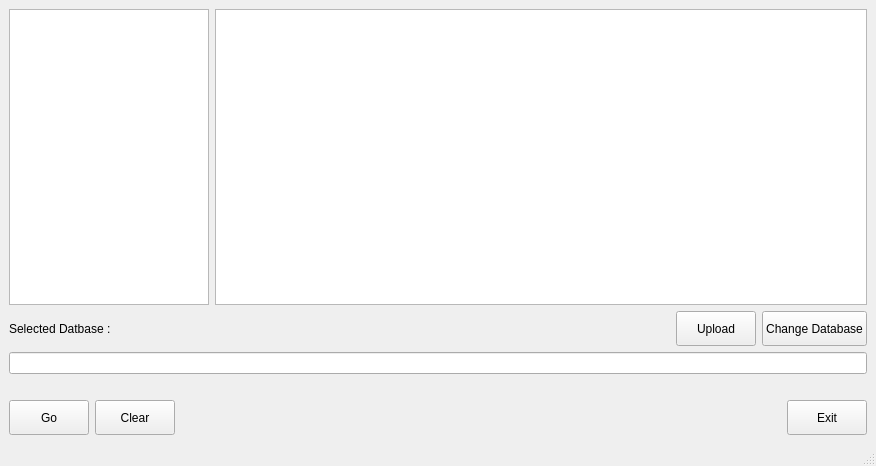
Qt form sqlquery.ui (aks-arise1600/MySqlGUI) before a commit.
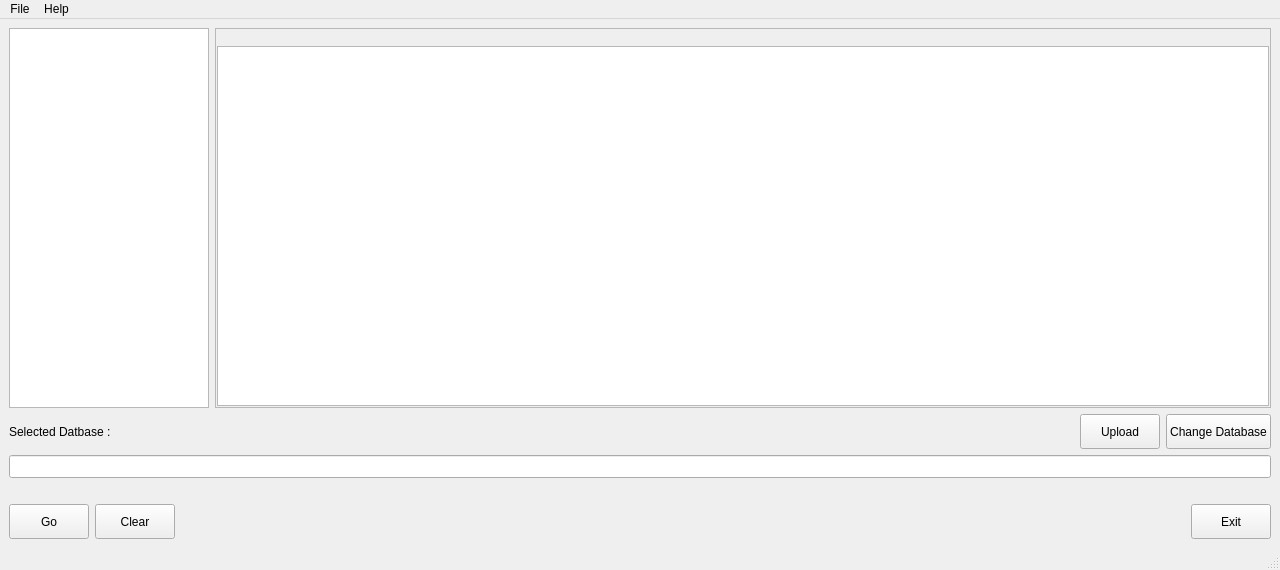
The same form after that commit. Icons and pictures are not drawn.

Commit message: modify insert values in table form

Patch:
```diff
--- a/sqlquery.ui
+++ b/sqlquery.ui
@@ -6,14 +6,14 @@
    <rect>
     <x>0</x>
     <y>0</y>
-    <width>876</width>
-    <height>466</height>
+    <width>1280</width>
+    <height>570</height>
    </rect>
   </property>
   <property name="minimumSize">
    <size>
-    <width>850</width>
-    <height>350</height>
+    <width>0</width>
+    <height>0</height>
    </size>
   </property>
   <property name="windowTitle">
@@ -30,7 +30,7 @@
        <widget class="QTreeView" name="treeView">
         <property name="minimumSize">
          <size>
-          <width>80</width>
+          <width>100</width>
           <height>0</height>
          </size>
         </property>
@@ -40,13 +40,221 @@
           <height>16777215</height>
          </size>
         </property>
+        <property name="styleSheet">
+         <string notr="true">
+QScrollBar:vertical {
+
+  border-color: rgb(227, 227, 227);
+  border-width: 1px;
+  border-style: solid;
+
+  background-color: rgb(240, 240, 240);
+  width: 30px;
+  margin: 26px 0 26px 0;
+}
+
+QScrollBar::handle:vertical {
+
+  	background-color: rgb(200, 200, 200);
+  	min-height: 100px;
+	max-height: 200px;
+	margin-top: -2px;
+	margin-bottom: -2px;
+	border-radius: 4px;
+}
+
+ QScrollBar::add-line:vertical {
+    border: 1px solid grey;
+  	background-color: rgb(241, 241, 241);
+    height: 20px;
+    subcontrol-position: bottom;
+    subcontrol-origin: margin;
+}
+
+QScrollBar::sub-line:vertical {
+    border: 1px solid grey;
+    background-color: rgb(241, 241, 241);
+    height: 20px;
+    subcontrol-position: top;
+    subcontrol-origin: margin;
+}
+
+QScrollBar::up-arrow:vertical
+{
+  	image: url(:/images/scroll_up.png);
+	height : 20px;
+	width: 20px;
+}
+
+QScrollBar::down-arrow:vertical
+{
+  	image: url(:/images/scroll_down.png);
+	height : 20px;
+	width: 20px;
+}
+</string>
+        </property>
+        <property name="editTriggers">
+         <set>QAbstractItemView::NoEditTriggers</set>
+        </property>
+        <property name="alternatingRowColors">
+         <bool>true</bool>
+        </property>
        </widget>
       </item>
       <item>
-       <widget class="QTableView" name="tableView_QueryData">
-        <property name="styleSheet">
-         <string notr="true"/>
+       <widget class="QFrame" name="frame">
+        <property name="frameShape">
+         <enum>QFrame::StyledPanel</enum>
         </property>
+        <property name="frameShadow">
+         <enum>QFrame::Raised</enum>
+        </property>
+        <layout class="QVBoxLayout" name="verticalLayout">
+         <property name="spacing">
+          <number>2</number>
+         </property>
+         <property name="leftMargin">
+          <number>1</number>
+         </property>
+         <property name="topMargin">
+          <number>1</number>
+         </property>
+         <property name="rightMargin">
+          <number>1</number>
+         </property>
+         <property name="bottomMargin">
+          <number>1</number>
+         </property>
+         <item>
+          <widget class="QLabel" name="label_Table">
+           <property name="font">
+            <font>
+             <weight>75</weight>
+             <bold>true</bold>
+            </font>
+           </property>
+           <property name="text">
+            <string/>
+           </property>
+           <property name="alignment">
+            <set>Qt::AlignCenter</set>
+           </property>
+          </widget>
+         </item>
+         <item>
+          <widget class="QTableView" name="tableView_QueryData">
+           <property name="styleSheet">
+            <string notr="true">
+QScrollBar:vertical {
+
+  border-color: rgb(227, 227, 227);
+  border-width: 1px;
+  border-style: solid;
+
+  background-color: rgb(240, 240, 240);
+  width: 40px;
+  margin: 26px 0 26px 0;
+}
+
+QScrollBar::handle:vertical {
+
+  	background-color: rgb(200, 200, 200);
+  	min-height: 100px;
+	max-height: 200px;
+	margin-top: -2px;
+	margin-bottom: -2px;
+	border-radius: 4px;
+}
+
+ QScrollBar::add-line:vertical {
+    border: 1px solid grey;
+  	background-color: rgb(241, 241, 241);
+    height: 20px;
+    subcontrol-position: bottom;
+    subcontrol-origin: margin;
+}
+
+QScrollBar::sub-line:vertical {
+    border: 1px solid grey;
+    background-color: rgb(241, 241, 241);
+    height: 20px;
+    subcontrol-position: top;
+    subcontrol-origin: margin;
+}
+
+QScrollBar::up-arrow:vertical
+{
+  	image: url(:/images/scroll_up.png);
+	height : 20px;
+	width: 20px;
+}
+
+QScrollBar::down-arrow:vertical
+{
+  	image: url(:/images/scroll_down.png);
+	height : 20px;
+	width: 20px;
+}
+
+# ### **** 
+
+QScrollBar:horizontal {
+
+  border-color: rgb(227, 227, 227);
+  border-width: 1px;
+  border-style: solid;
+
+  background-color: rgb(240, 240, 240);
+  width: 40px;
+  margin: 26px 0 26px 0;
+}
+
+QScrollBar::handle:horizontal {
+
+  	background-color: rgb(200, 200, 200);
+  	min-height: 100px;
+	max-height: 200px;
+	margin-top: -2px;
+	margin-bottom: -2px;
+	border-radius: 4px;
+}
+
+ QScrollBar::add-line:horizontal {
+    border: 1px solid grey;
+  	background-color: rgb(241, 241, 241);
+    height: 20px;
+    subcontrol-position: bottom;
+    subcontrol-origin: margin;
+}
+
+QScrollBar::sub-line:horizontal {
+    border: 1px solid grey;
+    background-color: rgb(241, 241, 241);
+    height: 20px;
+    subcontrol-position: top;
+    subcontrol-origin: margin;
+}
+
+
+
+</string>
+           </property>
+           <property name="editTriggers">
+            <set>QAbstractItemView::NoEditTriggers</set>
+           </property>
+           <property name="alternatingRowColors">
+            <bool>true</bool>
+           </property>
+           <attribute name="horizontalHeaderDefaultSectionSize">
+            <number>120</number>
+           </attribute>
+           <attribute name="horizontalHeaderMinimumSectionSize">
+            <number>150</number>
+           </attribute>
+          </widget>
+         </item>
+        </layout>
        </widget>
       </item>
      </layout>
@@ -115,26 +323,28 @@
      </layout>
     </item>
     <item>
-     <layout class="QHBoxLayout" name="horizontalLayout_3">
-      <item>
-       <widget class="QLineEdit" name="lineEdit_query"/>
-      </item>
-     </layout>
+     <widget class="QLineEdit" name="lineEdit_Query">
+      <property name="font">
+       <font>
+        <family>Bitstream Vera Serif</family>
+        <italic>true</italic>
+       </font>
+      </property>
+      <property name="text">
+       <string/>
+      </property>
+     </widget>
     </item>
     <item>
-     <layout class="QVBoxLayout" name="verticalLayout">
-      <item>
-       <widget class="QLabel" name="label_error">
-        <property name="styleSheet">
-         <string notr="true">font: 25 9pt &quot;Ubuntu&quot;;
+     <widget class="QLabel" name="label_error">
+      <property name="styleSheet">
+       <string notr="true">font: 25 9pt &quot;Ubuntu&quot;;
 color: rgb(239, 41, 41);</string>
-        </property>
-        <property name="text">
-         <string/>
-        </property>
-       </widget>
-      </item>
-     </layout>
+      </property>
+      <property name="text">
+       <string/>
+      </property>
+     </widget>
     </item>
     <item>
      <layout class="QHBoxLayout" name="horizontalLayout_4">
@@ -199,10 +409,26 @@
     <rect>
      <x>0</x>
      <y>0</y>
-     <width>876</width>
+     <width>1280</width>
      <height>22</height>
     </rect>
    </property>
+   <widget class="QMenu" name="menuFile">
+    <property name="title">
+     <string>File</string>
+    </property>
+    <addaction name="actionChange_Database"/>
+    <addaction name="separator"/>
+    <addaction name="actionQuit"/>
+   </widget>
+   <widget class="QMenu" name="menuHelp">
+    <property name="title">
+     <string>Help</string>
+    </property>
+    <addaction name="actionAbout"/>
+   </widget>
+   <addaction name="menuFile"/>
+   <addaction name="menuHelp"/>
   </widget>
   <widget class="QStatusBar" name="statusbar"/>
  </widget>
```
Left out of the diff: 32 changed lines with no effect on the pictures. The commit also changes 338 other files.
